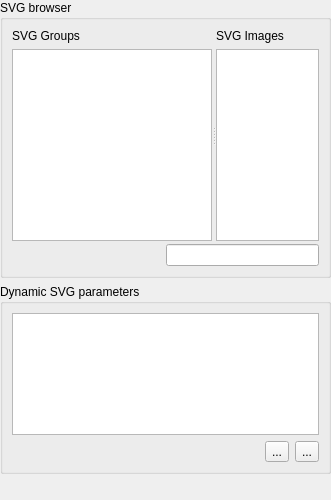
Qt form src/ui/symbollayer/widget_svgselector.ui (carsmie/QGIS) before a commit.
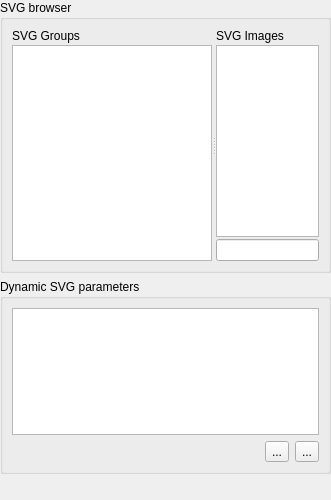
The same form after that commit. Icons and pictures are not drawn. Custom widgets are drawn as their Qt base class.

Commit message: better layout

Patch:
```diff
--- a/src/ui/symbollayer/widget_svgselector.ui
+++ b/src/ui/symbollayer/widget_svgselector.ui
@@ -48,6 +48,9 @@
         </property>
         <widget class="QWidget" name="layoutWidget">
          <layout class="QVBoxLayout" name="verticalLayout">
+          <property name="spacing">
+           <number>2</number>
+          </property>
           <item>
            <widget class="QLabel" name="mGroupsLabel">
             <property name="text">
@@ -75,6 +78,9 @@
         </widget>
         <widget class="QWidget" name="layoutWidget_1">
          <layout class="QVBoxLayout" name="verticalLayout_2">
+          <property name="spacing">
+           <number>2</number>
+          </property>
           <item>
            <widget class="QLabel" name="mImagesLabel">
             <property name="text">
@@ -128,25 +134,6 @@
             </property>
            </widget>
           </item>
-         </layout>
-        </widget>
-       </widget>
-      </item>
-      <item row="2" column="0">
-       <layout class="QHBoxLayout" name="horizontalLayout">
-        <item>
-         <spacer name="horizontalSpacer_2">
-          <property name="orientation">
-           <enum>Qt::Horizontal</enum>
-          </property>
-          <property name="sizeHint" stdset="0">
-           <size>
-            <width>40</width>
-            <height>20</height>
-           </size>
-          </property>
-         </spacer>
-        </item>
         <item>
          <widget class="QgsFilterLineEdit" name="mSvgFilterLineEdit">
           <property name="showSearchIcon" stdset="0">
@@ -155,6 +142,8 @@
          </widget>
         </item>
        </layout>
+        </widget>
+       </widget>
       </item>
      </layout>
     </widget>
```
Lines whose indentation alone changed are shown as unchanged. The commit also changes 1 other file.
